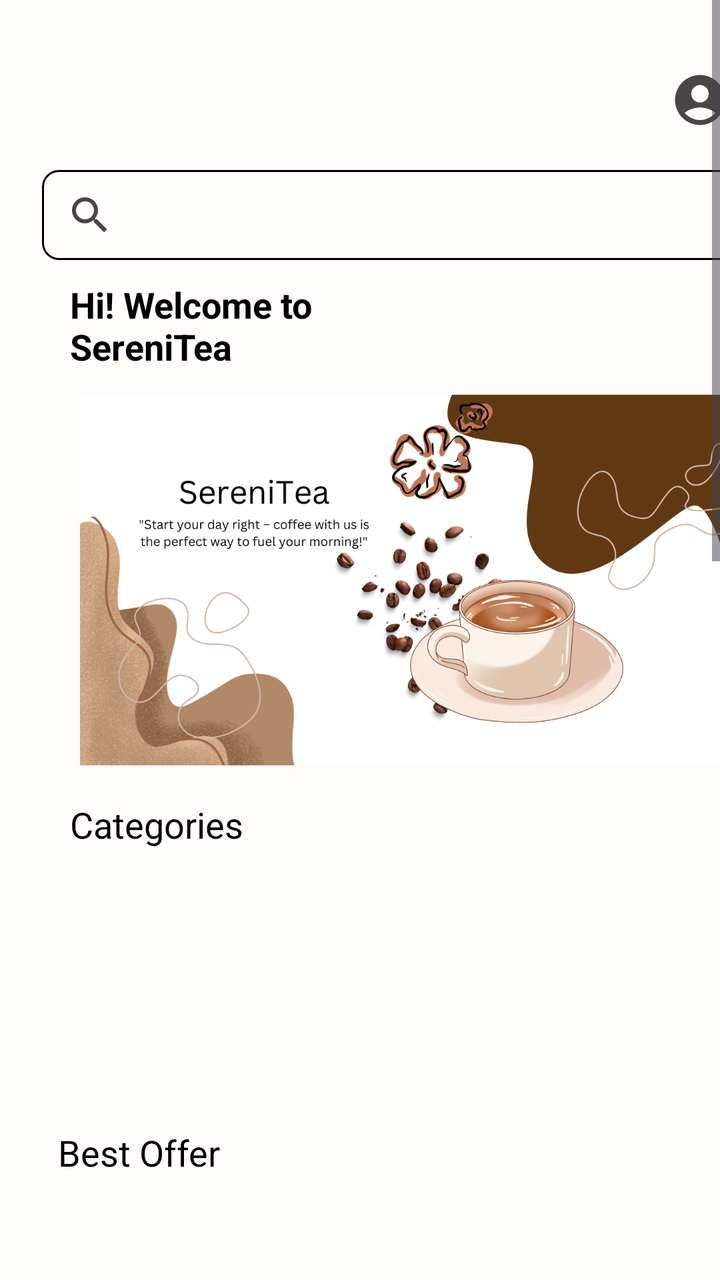
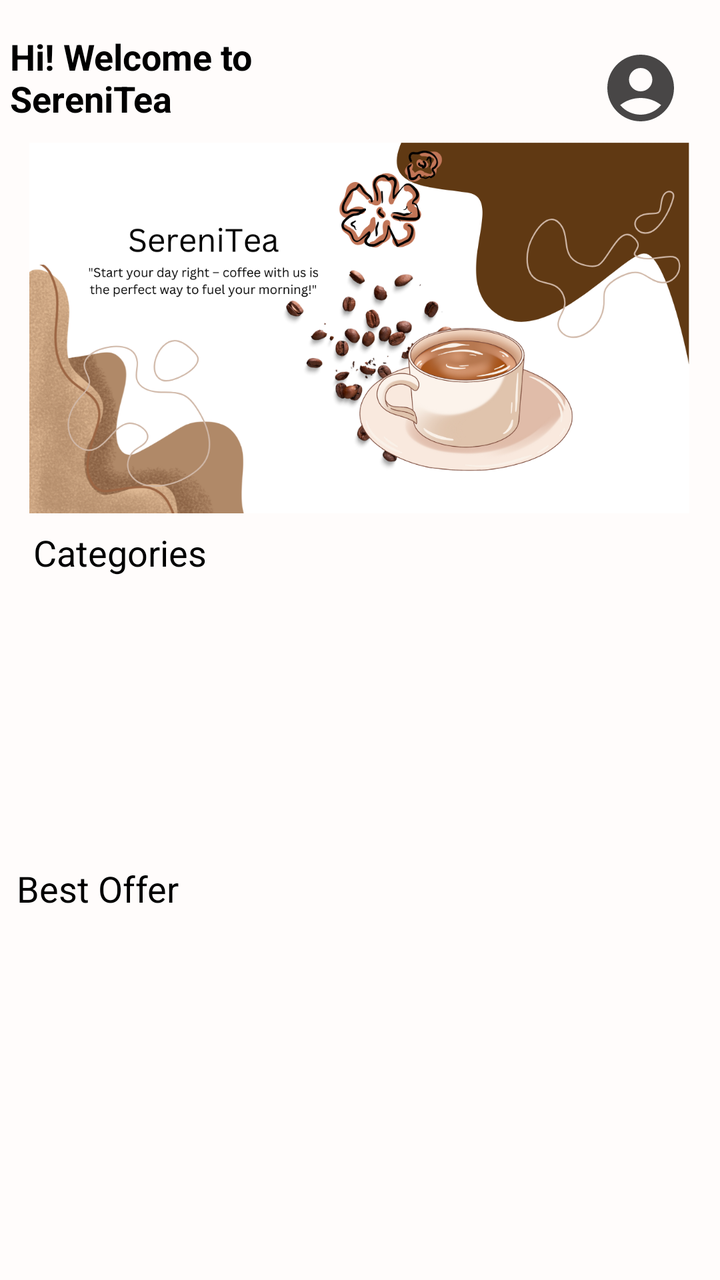

An Android layout rendered at two revisions. The XML below is the earlier revision; the diff shows what the commit changed to produce the second picture.
<!-- AndroidManifest.xml: application theme Theme.Serenitea -->
<!-- res/layout/activity_home.xml -->
<?xml version="1.0" encoding="utf-8"?>
<ScrollView xmlns:android="http://schemas.android.com/apk/res/android"
    xmlns:app="http://schemas.android.com/apk/res-auto"
    xmlns:tools="http://schemas.android.com/tools"
    android:id="@+id/main"
    android:layout_width="wrap_content"
    android:layout_height="wrap_content"
    tools:context=".ui.HomeActivity"
    android:background="@color/simplebackgroundcolor2">

    <androidx.constraintlayout.widget.ConstraintLayout
        android:layout_width="410dp"
        android:layout_height="100dp">

        <SearchView
            android:id="@+id/searchView"
            android:layout_width="358dp"
            android:layout_height="45dp"
            android:layout_marginTop="85dp"
            android:layout_marginRight="10dp"
            android:background="@drawable/search_view_bg"
            app:layout_constraintEnd_toEndOf="parent"
            app:layout_constraintStart_toStartOf="parent"
            app:layout_constraintTop_toTopOf="parent">

        </SearchView>

        <ImageView
            android:id="@+id/imageView58"
            android:layout_width="330dp"
            android:layout_height="200dp"
            android:layout_marginTop="190dp"
            app:layout_constraintEnd_toEndOf="parent"
            app:layout_constraintStart_toStartOf="parent"
            app:layout_constraintTop_toTopOf="parent"
            app:srcCompat="@drawable/serenitea" />

        <TextView
            android:id="@+id/textView12"
            android:layout_width="180dp"
            android:layout_height="50dp"
            android:layout_marginRight="160dp"
            android:layout_marginTop="140dp"
            android:text="Hi! Welcome to SereniTea"
            android:textColor="@color/black"
            android:textSize="18sp"
            android:textStyle="bold"
            app:layout_constraintEnd_toEndOf="parent"
            app:layout_constraintStart_toStartOf="parent"
            app:layout_constraintTop_toTopOf="parent" />

        <TextView
            android:id="@+id/useraccount"
            android:layout_width="30dp"
            android:layout_height="30dp"
            android:layout_marginBottom="1360dp"
            android:layout_marginLeft="290dp"
            android:background="@drawable/baseline_account_circle_24"
            app:layout_constraintBottom_toBottomOf="parent"
            app:layout_constraintEnd_toEndOf="parent"
            app:layout_constraintStart_toStartOf="parent"
            app:layout_constraintTop_toTopOf="parent" />

        <TextView
            android:id="@+id/textView81"
            android:layout_width="150dp"
            android:layout_height="30dp"
            android:layout_marginRight="190dp"
            android:layout_marginBottom="630dp"
            android:text="Categories"
            android:textColor="@color/black"
            android:textSize="18sp"
            app:layout_constraintBottom_toBottomOf="parent"
            app:layout_constraintEnd_toEndOf="parent"
            app:layout_constraintStart_toStartOf="parent"
            app:layout_constraintTop_toTopOf="parent" />

        <TextView
            android:id="@+id/textView37"
            android:layout_width="150dp"
            android:layout_height="30dp"
            android:layout_marginTop="12dp"
            android:layout_marginRight="190dp"
            android:text="Best Offer"
            android:textColor="@color/black"
            android:textSize="18sp"
            app:layout_constraintEnd_toEndOf="parent"
            app:layout_constraintHorizontal_bias="0.415"
            app:layout_constraintStart_toStartOf="parent"
            app:layout_constraintTop_toBottomOf="@+id/recyclerView_category" />

        <Button
            android:id="@+id/cafemocha"
            android:layout_width="480dp"
            android:layout_height="70dp"
            android:layout_marginTop="1390dp"
            android:backgroundTint="@color/brown"
            app:layout_constraintBottom_toBottomOf="parent"
            app:layout_constraintEnd_toEndOf="parent"
            app:layout_constraintStart_toStartOf="parent"
            app:layout_constraintTop_toTopOf="parent" />


        <ImageView
            android:id="@+id/imageView11"
            android:layout_width="50dp"
            android:layout_height="50dp"
            android:layout_marginTop="1400dp"
            android:layout_marginRight="290dp"
            app:layout_constraintEnd_toEndOf="parent"
            app:layout_constraintStart_toStartOf="parent"
            app:layout_constraintTop_toTopOf="parent"
            app:srcCompat="@drawable/house_icon_png_white_32" />

        <ImageView
            android:id="@+id/mycart"
            android:layout_width="50dp"
            android:layout_height="50dp"
            android:layout_marginTop="1403dp"
            android:layout_marginRight="120dp"
            app:layout_constraintEnd_toEndOf="parent"
            app:layout_constraintStart_toStartOf="parent"
            app:layout_constraintTop_toTopOf="parent"
            app:srcCompat="@drawable/free_shopping_cart_icon_1985_thumb" />

        <ImageView
            android:id="@+id/imageView14"
            android:layout_width="40dp"
            android:layout_height="40dp"
            android:layout_marginTop="1407dp"
            android:layout_marginLeft="260dp"
            app:layout_constraintEnd_toEndOf="parent"
            app:layout_constraintStart_toStartOf="parent"
            app:layout_constraintTop_toTopOf="parent"
            app:srcCompat="@drawable/free_heart_icon_3510_thumb" />

        <ImageView
            android:id="@+id/pay"
            android:layout_width="45dp"
            android:layout_height="45dp"
            android:layout_marginTop="1405dp"
            android:layout_marginLeft="90dp"
            app:layout_constraintEnd_toEndOf="parent"
            app:layout_constraintStart_toStartOf="parent"
            app:layout_constraintTop_toTopOf="parent"
            app:srcCompat="@drawable/_55718" />

        <androidx.recyclerview.widget.RecyclerView
            android:id="@+id/recyclerView_category"
            android:layout_width="372dp"
            android:layout_height="118dp"
            android:layout_marginTop="4dp"
            app:layout_constraintEnd_toEndOf="parent"
            app:layout_constraintHorizontal_bias="0.777"
            app:layout_constraintStart_toStartOf="parent"
            app:layout_constraintTop_toBottomOf="@+id/textView81" />

        <androidx.recyclerview.widget.RecyclerView
            android:id="@+id/recyclerView_bestOffer"
            android:layout_width="370dp"
            android:layout_height="369dp"
            android:layout_marginTop="4dp"
            app:layout_constraintEnd_toEndOf="parent"
            app:layout_constraintHorizontal_bias="0.725"
            app:layout_constraintStart_toStartOf="parent"
            app:layout_constraintTop_toBottomOf="@+id/textView37" />


    </androidx.constraintlayout.widget.ConstraintLayout>
</ScrollView>
<!-- resources referenced by this layout -->
<resources>
  <color name="black">#000000</color>
  <color name="brown">#91675B</color>
  <color name="simplebackgroundcolor2">#FFFCFB</color>
  <!-- drawable _55718: png bitmap (drawable, 13810 bytes) -->
  <!-- drawable baseline_account_circle_24 (drawable) -->
  <vector xmlns:android="http://schemas.android.com/apk/res/android" android:height="24dp" android:tint="#484646" android:viewportHeight="24" android:viewportWidth="24" android:width="24dp">
        
      <path android:fillColor="@android:color/white" android:pathData="M12,2C6.48,2 2,6.48 2,12s4.48,10 10,10s10,-4.48 10,-10S17.52,2 12,2zM12,6c1.93,0 3.5,1.57 3.5,3.5S13.93,13 12,13s-3.5,-1.57 -3.5,-3.5S10.07,6 12,6zM12,20c-2.03,0 -4.43,-0.82 -6.14,-2.88C7.55,15.8 9.68,15 12,15s4.45,0.8 6.14,2.12C16.43,19.18 14.03,20 12,20z"/>
      
  </vector>
  <!-- drawable free_heart_icon_3510_thumb: png bitmap (drawable, 20717 bytes) -->
  <!-- drawable free_shopping_cart_icon_1985_thumb: png bitmap (drawable, 17702 bytes) -->
  <!-- drawable house_icon_png_white_32: png bitmap (drawable, 10564 bytes) -->
  <!-- drawable search_view_bg (drawable) -->
  <?xml version="1.0" encoding="utf-8"?>
  <shape xmlns:android="http://schemas.android.com/apk/res/android">
  
      <corners android:radius="8dp"/>
      <stroke android:color="@color/black"
          android:width="1dp"/>
  </shape>
  <!-- drawable serenitea: png bitmap (drawable, 374307 bytes) -->
  <style name="Theme.Serenitea" parent="Base.Theme.Serenitea" />
  <style name="Base.Theme.Serenitea" parent="Theme.Material3.DayNight.NoActionBar">
          
          
      </style>
</resources>

<!-- the commit's change to res/layout/activity_home.xml (unified diff, before → after) -->
@@ -1,170 +1,148 @@
 <?xml version="1.0" encoding="utf-8"?>
-<ScrollView xmlns:android="http://schemas.android.com/apk/res/android"
+<androidx.constraintlayout.widget.ConstraintLayout
+    xmlns:android="http://schemas.android.com/apk/res/android"
     xmlns:app="http://schemas.android.com/apk/res-auto"
     xmlns:tools="http://schemas.android.com/tools"
     android:id="@+id/main"
-    android:layout_width="wrap_content"
-    android:layout_height="wrap_content"
+    android:layout_width="match_parent"
+    android:layout_height="match_parent"
     tools:context=".ui.HomeActivity"
     android:background="@color/simplebackgroundcolor2">
 
-    <androidx.constraintlayout.widget.ConstraintLayout
-        android:layout_width="410dp"
-        android:layout_height="100dp">
+    <ImageView
+        android:id="@+id/imageView58"
+        android:layout_width="330dp"
+        android:layout_height="200dp"
+        android:layout_marginTop="64dp"
+        app:layout_constraintEnd_toEndOf="parent"
+        app:layout_constraintHorizontal_bias="0.493"
+        app:layout_constraintStart_toStartOf="parent"
+        app:layout_constraintTop_toTopOf="parent"
+        app:srcCompat="@drawable/serenitea" />
 
-        <SearchView
-            android:id="@+id/searchView"
-            android:layout_width="358dp"
-            android:layout_height="45dp"
-            android:layout_marginTop="85dp"
-            android:layout_marginRight="10dp"
-            android:background="@drawable/search_view_bg"
-            app:layout_constraintEnd_toEndOf="parent"
-            app:layout_constraintStart_toStartOf="parent"
-            app:layout_constraintTop_toTopOf="parent">
+    <TextView
+        android:id="@+id/textView12"
+        android:layout_width="180dp"
+        android:layout_height="50dp"
+        android:layout_marginTop="16dp"
+        android:layout_marginRight="160dp"
+        android:text="Hi! Welcome to SereniTea"
+        android:textColor="@color/black"
+        android:textSize="18sp"
+        android:textStyle="bold"
+        app:layout_constraintEnd_toEndOf="parent"
+        app:layout_constraintHorizontal_bias="0.246"
+        app:layout_constraintStart_toStartOf="parent"
+        app:layout_constraintTop_toTopOf="parent" />
 
-        </SearchView>
+    <TextView
+        android:id="@+id/useraccount"
+        android:layout_width="40dp"
+        android:layout_height="40dp"
+        android:layout_marginTop="24dp"
 
-        <ImageView
-            android:id="@+id/imageView58"
-            android:layout_width="330dp"
-            android:layout_height="200dp"
-            android:layout_marginTop="190dp"
-            app:layout_constraintEnd_toEndOf="parent"
-            app:layout_constraintStart_toStartOf="parent"
-            app:layout_constraintTop_toTopOf="parent"
-            app:srcCompat="@drawable/serenitea" />
+        android:background="@drawable/baseline_account_circle_24"
+        app:layout_constraintEnd_toEndOf="parent"
+        app:layout_constraintHorizontal_bias="0.855"
+        app:layout_constraintStart_toEndOf="@+id/textView12"
+        app:layout_constraintTop_toTopOf="parent" />
 
-        <TextView
-            android:id="@+id/textView12"
-            android:layout_width="180dp"
-            android:layout_height="50dp"
-            android:layout_marginRight="160dp"
-            android:layout_marginTop="140dp"
-            android:text="Hi! Welcome to SereniTea"
-            android:textColor="@color/black"
-            android:textSize="18sp"
-            android:textStyle="bold"
-            app:layout_constraintEnd_toEndOf="parent"
-            app:layout_constraintStart_toStartOf="parent"
-            app:layout_constraintTop_toTopOf="parent" />
+    <TextView
+        android:id="@+id/textView81"
+        android:layout_width="150dp"
+        android:layout_height="30dp"
+        android:text="Categories"
+        android:textColor="@color/black"
+        android:textSize="18sp"
+        app:layout_constraintBottom_toBottomOf="parent"
+        app:layout_constraintEnd_toEndOf="parent"
+        app:layout_constraintHorizontal_bias="0.08"
+        app:layout_constraintStart_toStartOf="parent"
+        app:layout_constraintTop_toBottomOf="@+id/imageView58"
+        app:layout_constraintVertical_bias="0.0" />
 
-        <TextView
-            android:id="@+id/useraccount"
-            android:layout_width="30dp"
-            android:layout_height="30dp"
-            android:layout_marginBottom="1360dp"
-            android:layout_marginLeft="290dp"
-            android:background="@drawable/baseline_account_circle_24"
-            app:layout_constraintBottom_toBottomOf="parent"
-            app:layout_constraintEnd_toEndOf="parent"
-            app:layout_constraintStart_toStartOf="parent"
-            app:layout_constraintTop_toTopOf="parent" />
+    <TextView
+        android:id="@+id/textView37"
+        android:layout_width="150dp"
+        android:layout_height="30dp"
+        android:layout_marginTop="12dp"
+        android:layout_marginRight="190dp"
+        android:text="Best Offer"
+        android:textColor="@color/black"
+        android:textSize="18sp"
+        app:layout_constraintEnd_toEndOf="parent"
+        app:layout_constraintHorizontal_bias="0.415"
+        app:layout_constraintStart_toStartOf="parent"
+        app:layout_constraintTop_toBottomOf="@+id/recyclerView_category" />
 
-        <TextView
-            android:id="@+id/textView81"
-            android:layout_width="150dp"
-            android:layout_height="30dp"
-            android:layout_marginRight="190dp"
-            android:layout_marginBottom="630dp"
-            android:text="Categories"
-            android:textColor="@color/black"
-            android:textSize="18sp"
-            app:layout_constraintBottom_toBottomOf="parent"
-            app:layout_constraintEnd_toEndOf="parent"
-            app:layout_constraintStart_toStartOf="parent"
-            app:layout_constraintTop_toTopOf="parent" />
+    <Button
+        android:id="@+id/cafemocha"
+        android:layout_width="480dp"
+        android:layout_height="70dp"
+        android:layout_marginBottom="-5dp"
+        android:backgroundTint="@color/brown"
+        app:layout_constraintBottom_toBottomOf="@+id/mycart"
+        app:layout_constraintEnd_toEndOf="parent"
+        app:layout_constraintHorizontal_bias="0.51"
+        app:layout_constraintStart_toStartOf="parent"
+        app:layout_constraintTop_toTopOf="@+id/mycart"
+        app:layout_constraintVertical_bias="0.666"
+        tools:ignore="SpeakableTextPresentCheck"
+        android:clickable="false"/>
 
-        <TextView
-            android:id="@+id/textView37"
-            android:layout_width="150dp"
-            android:layout_height="30dp"
-            android:layout_marginTop="12dp"
-            android:layout_marginRight="190dp"
-            android:text="Best Offer"
-            android:textColor="@color/black"
-            android:textSize="18sp"
-            app:layout_constraintEnd_toEndOf="parent"
-            app:layout_constraintHorizontal_bias="0.415"
-            app:layout_constraintStart_toStartOf="parent"
-            app:layout_constraintTop_toBottomOf="@+id/recyclerView_category" />
+    <ImageView
+        android:id="@+id/imageView11"
+        android:layout_width="50dp"
+        android:layout_height="50dp"
+        android:layout_marginTop="832dp"
+        android:layout_marginRight="290dp"
+        app:layout_constraintEnd_toEndOf="parent"
+        app:layout_constraintHorizontal_bias="0.135"
+        app:layout_constraintStart_toStartOf="parent"
+        app:layout_constraintTop_toTopOf="parent"
+        app:srcCompat="@drawable/house_icon_png_white_32" />
 
-        <Button
-            android:id="@+id/cafemocha"
-            android:layout_width="480dp"
-            android:layout_height="70dp"
-            android:layout_marginTop="1390dp"
-            android:backgroundTint="@color/brown"
-            app:layout_constraintBottom_toBottomOf="parent"
-            app:layout_constraintEnd_toEndOf="parent"
-            app:layout_constraintStart_toStartOf="parent"
-            app:layout_constraintTop_toTopOf="parent" />
+    <ImageView
+        android:id="@+id/mycart"
+        android:layout_width="50dp"
+        android:layout_height="50dp"
+        android:layout_marginTop="832dp"
+        app:layout_constraintEnd_toStartOf="@+id/pay"
+        app:layout_constraintHorizontal_bias="0.48"
+        app:layout_constraintStart_toEndOf="@+id/imageView11"
+        app:layout_constraintTop_toTopOf="parent"
+        app:srcCompat="@drawable/free_shopping_cart_icon_1985_thumb" />
 
+    <ImageView
+        android:id="@+id/pay"
+        android:layout_width="50dp"
+        android:layout_height="50dp"
+        android:layout_marginLeft="90dp"
+        android:layout_marginTop="832dp"
+        app:layout_constraintEnd_toEndOf="parent"
+        app:layout_constraintHorizontal_bias="0.85"
+        app:layout_constraintStart_toStartOf="parent"
+        app:layout_constraintTop_toTopOf="parent"
+        app:srcCompat="@drawable/_55718" />
 
-        <ImageView
-            android:id="@+id/imageView11"
-            android:layout_width="50dp"
-            android:layout_height="50dp"
-            android:layout_marginTop="1400dp"
-            android:layout_marginRight="290dp"
-            app:layout_constraintEnd_toEndOf="parent"
-            app:layout_constraintStart_toStartOf="parent"
-            app:layout_constraintTop_toTopOf="parent"
-            app:srcCompat="@drawable/house_icon_png_white_32" />
+    <androidx.recyclerview.widget.RecyclerView
+        android:id="@+id/recyclerView_category"
+        android:layout_width="372dp"
+        android:layout_height="118dp"
+        android:layout_marginTop="8dp"
+        app:layout_constraintEnd_toEndOf="parent"
+        app:layout_constraintHorizontal_bias="0.41"
+        app:layout_constraintStart_toStartOf="parent"
+        app:layout_constraintTop_toBottomOf="@+id/textView81" />
 
-        <ImageView
-            android:id="@+id/mycart"
-            android:layout_width="50dp"
-            android:layout_height="50dp"
-            android:layout_marginTop="1403dp"
-            android:layout_marginRight="120dp"
-            app:layout_constraintEnd_toEndOf="parent"
-            app:layout_constraintStart_toStartOf="parent"
-            app:layout_constraintTop_toTopOf="parent"
-            app:srcCompat="@drawable/free_shopping_cart_icon_1985_thumb" />
+    <androidx.recyclerview.widget.RecyclerView
+        android:id="@+id/recyclerView_bestOffer"
+        android:layout_width="370dp"
+        android:layout_height="369dp"
+        android:layout_marginTop="4dp"
+        app:layout_constraintEnd_toEndOf="parent"
+        app:layout_constraintHorizontal_bias="0.39"
+        app:layout_constraintStart_toStartOf="parent"
+        app:layout_constraintTop_toBottomOf="@+id/textView37" />
 
-        <ImageView
-            android:id="@+id/imageView14"
-            android:layout_width="40dp"
-            android:layout_height="40dp"
-            android:layout_marginTop="1407dp"
-            android:layout_marginLeft="260dp"
-            app:layout_constraintEnd_toEndOf="parent"
-            app:layout_constraintStart_toStartOf="parent"
-            app:layout_constraintTop_toTopOf="parent"
-            app:srcCompat="@drawable/free_heart_icon_3510_thumb" />
-
-        <ImageView
-            android:id="@+id/pay"
-            android:layout_width="45dp"
-            android:layout_height="45dp"
-            android:layout_marginTop="1405dp"
-            android:layout_marginLeft="90dp"
-            app:layout_constraintEnd_toEndOf="parent"
-            app:layout_constraintStart_toStartOf="parent"
-            app:layout_constraintTop_toTopOf="parent"
-            app:srcCompat="@drawable/_55718" />
-
-        <androidx.recyclerview.widget.RecyclerView
-            android:id="@+id/recyclerView_category"
-            android:layout_width="372dp"
-            android:layout_height="118dp"
-            android:layout_marginTop="4dp"
-            app:layout_constraintEnd_toEndOf="parent"
-            app:layout_constraintHorizontal_bias="0.777"
-            app:layout_constraintStart_toStartOf="parent"
-            app:layout_constraintTop_toBottomOf="@+id/textView81" />
-
-        <androidx.recyclerview.widget.RecyclerView
-            android:id="@+id/recyclerView_bestOffer"
-            android:layout_width="370dp"
-            android:layout_height="369dp"
-            android:layout_marginTop="4dp"
-            app:layout_constraintEnd_toEndOf="parent"
-            app:layout_constraintHorizontal_bias="0.725"
-            app:layout_constraintStart_toStartOf="parent"
-            app:layout_constraintTop_toBottomOf="@+id/textView37" />
-
-
-    </androidx.constraintlayout.widget.ConstraintLayout>
-</ScrollView>
+</androidx.constraintlayout.widget.ConstraintLayout>
<!-- resource entries referenced after the edit -->
@@ -10,17 +10,8 @@
       <path android:fillColor="@android:color/white" android:pathData="M12,2C6.48,2 2,6.48 2,12s4.48,10 10,10s10,-4.48 10,-10S17.52,2 12,2zM12,6c1.93,0 3.5,1.57 3.5,3.5S13.93,13 12,13s-3.5,-1.57 -3.5,-3.5S10.07,6 12,6zM12,20c-2.03,0 -4.43,-0.82 -6.14,-2.88C7.55,15.8 9.68,15 12,15s4.45,0.8 6.14,2.12C16.43,19.18 14.03,20 12,20z"/>
       
   </vector>
-  <!-- drawable free_heart_icon_3510_thumb: png bitmap (drawable, 20717 bytes) -->
   <!-- drawable free_shopping_cart_icon_1985_thumb: png bitmap (drawable, 17702 bytes) -->
   <!-- drawable house_icon_png_white_32: png bitmap (drawable, 10564 bytes) -->
-  <!-- drawable search_view_bg (drawable) -->
-  <?xml version="1.0" encoding="utf-8"?>
-  <shape xmlns:android="http://schemas.android.com/apk/res/android">
-  
-      <corners android:radius="8dp"/>
-      <stroke android:color="@color/black"
-          android:width="1dp"/>
-  </shape>
   <!-- drawable serenitea: png bitmap (drawable, 374307 bytes) -->
   <style name="Theme.Serenitea" parent="Base.Theme.Serenitea" />
   <style name="Base.Theme.Serenitea" parent="Theme.Material3.DayNight.NoActionBar">
